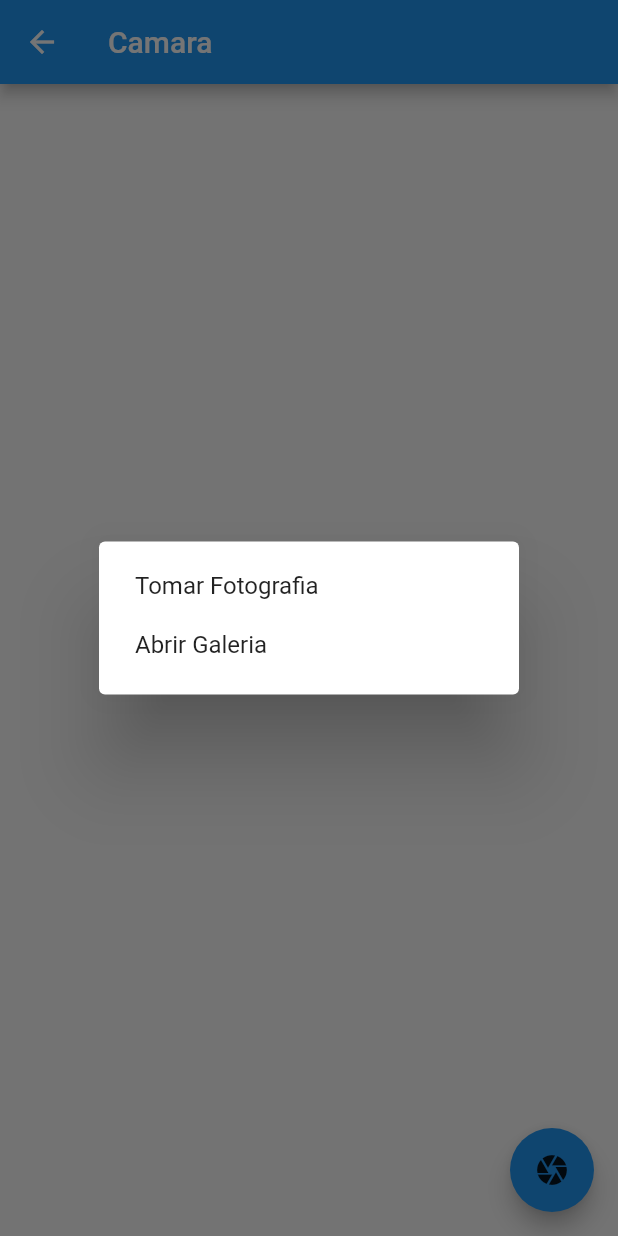
After one commit to vidal1101/ComponentsFlutter, a Flutter app: the Camara_Page screen opened by its route, after a tap on the "camera" icon, on a phone screen of 412 x 824 dp. The commit adds this screen. Run offline on Flutter 3.47's test engine with Material 2 defaults, Android fonts, the phone set to English and light mode, and no system bars; our stand-ins replace image_picker.

Commit message:
se agreggo galeria y camara

```diff
--- a/data/menu_opts.json
+++ b/data/menu_opts.json
@@ -34,6 +34,11 @@
             "ruta": "lista",
             "icon": "list",
             "texto": "Lista y Scroll"
+        },
+        {
+            "ruta": "Camare",
+            "icon": "camera",
+            "texto": "Camara"
         }
 
 
--- a/lib/src/pages/alerts_page.dart
+++ b/lib/src/pages/alerts_page.dart
@@ -1,5 +1,9 @@
 import 'package:flutter/material.dart';
 
+
+/**
+ *
+ */
 class AlertsPage extends StatelessWidget {
   @override
   Widget build(BuildContext context) {
--- /dev/null
+++ b/lib/src/pages/camara_page.dart
@@ -0,0 +1,98 @@
+import 'package:flutter/material.dart';
+import 'package:image_picker/image_picker.dart';
+import 'dart:io';
+
+class Camara_Page extends StatefulWidget {
+  @override
+  _Camara_PageState createState() => _Camara_PageState();
+}
+
+class _Camara_PageState extends State<Camara_Page> {
+  //arreglo de imagenes que se guardaran en una lista
+  List<PickedFile> imagenesFiles = [];
+
+  final _imagePicker = new ImagePicker();
+
+  @override
+  Widget build(BuildContext context) {
+    return Scaffold(
+      appBar: AppBar(
+        title: Text('Camara'),
+      ),
+      body: GridView.builder(
+        padding: EdgeInsets.all(15.0),
+        gridDelegate: SliverGridDelegateWithFixedCrossAxisCount(
+          crossAxisCount: 2,
+          mainAxisSpacing: 5,
+          crossAxisSpacing: 5,
+        ),
+        itemCount: imagenesFiles.length,
+        itemBuilder: (BuildContext context, int indice) {
+          return Image.file(File(imagenesFiles[indice].path));
+        },
+      ),
+      floatingActionButton: FloatingActionButton(
+        foregroundColor: Colors.black87,
+        child: Icon(Icons.camera),
+        onPressed: _optionsDialog,
+      ),
+    );
+  }
+
+/**
+ *muestra una ventana modal en la cual se carga 2 opciones para elegir.
+ tomar foto.
+ elegir de galeria.
+ */
+  Future<void> _optionsDialog() {
+    return showDialog(
+        context: context,
+        builder: (BuildContext context) {
+          return AlertDialog(
+            content: SingleChildScrollView(
+              child: Container(
+                child: ListBody(
+                  children: <Widget>[
+                    GestureDetector(
+                      child: Text('Tomar Fotografia'),
+                      onTap: _openCamara,
+                    ),
+                    Padding(padding: EdgeInsets.all(10.0)),
+                    GestureDetector(
+                      child: Text('Abrir Galeria'),
+                      onTap: _openGaley,
+                    )
+                  ],
+                ),
+              ),
+            ),
+          );
+        });
+  }
+
+/**
+ * metodo para tener acceso a la camra con la libreria de imagePciker
+ */
+  void _openCamara() async {
+    PickedFile picture = await _imagePicker.getImage(
+      source: ImageSource.camera,
+    );
+    Navigator.pop(context);
+    setState(() {
+      if (picture != null) imagenesFiles.add(picture);
+    });
+  }
+
+/*Habre la galeria para añadir imagenes
+ */
+  void _openGaley() async {
+    PickedFile picture = await _imagePicker.getImage(
+      source: ImageSource.gallery,
+    );
+    Navigator.pop(context);
+    setState(() {
+      if (picture != null) imagenesFiles.add(picture);
+    });
+    //cierra la ventana modal de alertDialog
+  }
+}
--- a/lib/src/providers/menu_providers.dart
+++ b/lib/src/providers/menu_providers.dart
@@ -5,10 +5,15 @@ import 'dart:convert';
 class _MenuProviders {
   List<dynamic> opciones = [];
 
+  //llamo al metodo desde el contructor
   _MenuProviders() {
     cargarDatos();
   }
 
+/**
+ * funcion asincroana que lee un JSON para luego las rutas.
+ * y regresa una lista tipo DYNAMIC
+ */
   Future<List<dynamic>> cargarDatos() async {
 
     final resp = await rootBundle.loadString('data/menu_opts.json');
@@ -20,4 +25,5 @@ class _MenuProviders {
   }
 }
 
+//se crea una sola instancia porque la clase es privada. y se usa un patron singleton.
 final menuProviders = new _MenuProviders();
--- a/lib/src/routes/routes_page.dart
+++ b/lib/src/routes/routes_page.dart
@@ -8,7 +8,16 @@ import 'package:componetesflutter/src/pages/animated_container.dart';
 import 'package:componetesflutter/src/pages/inputs_page.dart';
 import 'package:componetesflutter/src/pages/sliders_page.dart';
 import 'package:componetesflutter/src/pages/lists_view.dart';
+import 'package:componetesflutter/src/pages/camara_page.dart';
 
+
+/**
+ * Devuelve un mapa de la ruta y la pagina que retorna , son las opciones de
+ * la ventana pricipal
+ * - se agrega un icono
+ * - se agrega la ruta de destino
+ * - se lee todas las propiedades desde un .json
+ */
 Map<String, WidgetBuilder> getApliacationRoutes() {
   return <String, WidgetBuilder>{
     '/'                 : (BuildContext context) => Home_Page(),
@@ -19,7 +28,7 @@ Map<String, WidgetBuilder> getApliacationRoutes() {
     'inputs'            : (BuildContext context) => Inputs_Page(),
     'list'              : (BuildContext context) => Sliders_Page(),
     'lista'             : (BuildContext context) => Lists_Page(),
-
+    'Camare'            : (BuildContext context) => Camara_Page(),
 
   };
 }
--- a/lib/src/utils/icons_util.dart
+++ b/lib/src/utils/icons_util.dart
@@ -8,6 +8,7 @@ final _iconos = <String, IconData>{
   'input': Icons.input,
   'image': Icons.image,
   'list': Icons.view_list,
+  'camera': Icons.camera_alt,
 };
 
 Icon getIcon(String nombreIcono) {
--- a/pubspec.yaml
+++ b/pubspec.yaml
@@ -27,6 +27,8 @@ dependencies:
   flutter_localizations:
     sdk: flutter
 
+  image_picker: ^0.6.7+22
+
 
   # The following adds the Cupertino Icons font to your application.
   # Use with the CupertinoIcons class for iOS style icons.
@@ -35,6 +37,9 @@ dependencies:
 dev_dependencies:
   flutter_test:
     sdk: flutter
+
+  flutter_launcher_icons: ^0.8.1
+
 
 # For information on the generic Dart part of this file, see the
 # following page: https://dart.dev/tools/pub/pubspec
```
Also changed, not shown: lib/main.dart (+13 -2 lines), lib/src/pages/home_page.dart (+11 -1 lines), pubspec.lock.
